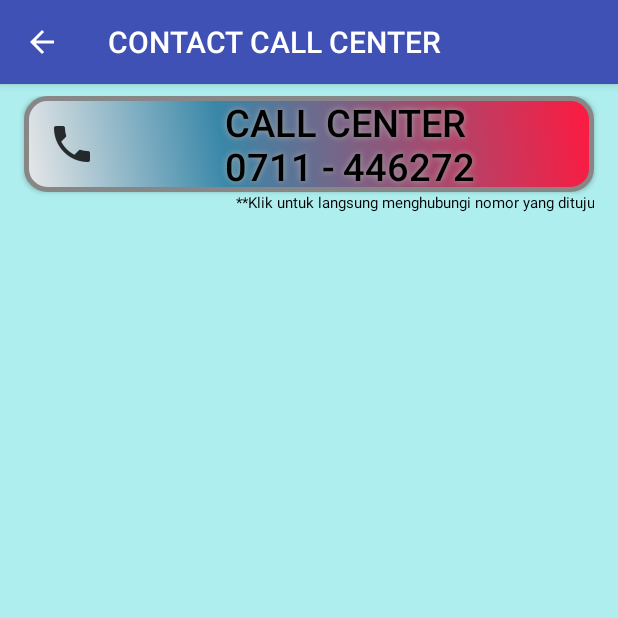
After one commit to TrioEdan/AppRSMMC, an Android app: the CallCustomer screen opened directly, with no data from a screen before it, on a phone screen of 412 x 824 dp, the top half of it. The commit adds this screen. Run offline under Robolectric (Android 15) with nearby library versions, the light colour scheme and no system bars.

Commit message:
commit saya

```diff
--- a/app/src/main/AndroidManifest.xml
+++ b/app/src/main/AndroidManifest.xml
@@ -2,6 +2,7 @@
 <manifest xmlns:android="http://schemas.android.com/apk/res/android"
     package="com.example.akbar.rumahsakitmusimedikacendikia">
 
+    <uses-permission android:name="android.permission.CALL_PHONE" />
     <application
         android:allowBackup="true"
         android:icon="@mipmap/ic_logommc"
@@ -32,12 +33,21 @@
             android:name="android.support.PARENT_ACTIVITY"
             android:value=".MainActivity" />
 
-        <activity android:name=".HistoryPendaftar"
+        <activity
+            android:name=".HistoryPendaftar"
             android:label="HISTORY PASIEN"
+            android:parentActivityName=".MainActivity" />
+        <meta-data
+            android:name="android.support.PARENT_ACTIVITY"
+            android:value=".MainActivity" />
+
+        <activity android:name=".CallCustomer"
+            android:label="CONTACT CALL CENTER"
             android:parentActivityName=".MainActivity"/>
         <meta-data
             android:name="android.support.PARENT_ACTIVITY"
             android:value=".MainActivity" />
+
     </application>
 
 </manifest>
--- /dev/null
+++ b/app/src/main/java/com/example/akbar/rumahsakitmusimedikacendikia/CallCustomer.java
@@ -0,0 +1,33 @@
+package com.example.akbar.rumahsakitmusimedikacendikia;
+
+
+import android.content.Intent;
+import android.net.Uri;
+import android.support.v7.app.AppCompatActivity;
+import android.os.Bundle;
+import android.view.View;
+import android.widget.Button;
+
+public class CallCustomer extends AppCompatActivity {
+
+    String phone = "(0711)-446272";
+    @Override
+    protected void onCreate(Bundle savedInstanceState) {
+        super.onCreate(savedInstanceState);
+        setContentView(R.layout.activity_call_customer);
+
+        Button btn = (Button) findViewById(R.id.btn_call);
+
+        btn.setOnClickListener(new View.OnClickListener() {
+            @Override
+            public void onClick(View view) {
+                Intent intent = new Intent(Intent.ACTION_DIAL);
+                intent.setData(Uri.parse("tel:" + phone));
+                startActivity(intent);
+            }
+        });
+
+    }
+
+
+}
--- a/app/src/main/java/com/example/akbar/rumahsakitmusimedikacendikia/MainActivity.java
+++ b/app/src/main/java/com/example/akbar/rumahsakitmusimedikacendikia/MainActivity.java
@@ -1,13 +1,11 @@
 package com.example.akbar.rumahsakitmusimedikacendikia;
 
-import android.annotation.SuppressLint;
+
 import android.content.Intent;
 import android.net.Uri;
 import android.os.Bundle;
 import android.support.design.widget.FloatingActionButton;
-import android.support.design.widget.Snackbar;
 import android.support.v7.widget.ShareActionProvider;
-import android.text.util.Linkify;
 import android.view.View;
 import android.support.design.widget.NavigationView;
 import android.support.v4.view.GravityCompat;
@@ -19,8 +17,6 @@ import android.view.Menu;
 import android.view.MenuItem;
 import android.view.animation.Animation;
 import android.view.animation.AnimationUtils;
-import android.widget.Button;
-import android.widget.LinearLayout;
 import android.widget.TextView;
 import android.widget.Toast;
 
@@ -36,7 +32,7 @@ public class MainActivity extends AppCompatActivity
     boolean isOpen = false;
     String phone = "(0711)-446272";
 
-    Intent goDaftar,goHistory;
+    Intent goDaftar,goHistory,goContact,goBantuan;
 
     private ShareActionProvider shareActionProvider;
 
@@ -162,6 +158,18 @@ public class MainActivity extends AppCompatActivity
        overridePendingTransition(R.anim.go_up, R.anim.go_down);
    }
 
+   public void GoContact(){
+        goContact = new Intent(getApplicationContext(),CallCustomer.class);
+        startActivity(goContact);
+        overridePendingTransition(R.anim.go_up, R.anim.go_down);
+   }
+
+    public void GoBantuan(){
+        goBantuan = new Intent(getApplicationContext(),Bantuan.class);
+        startActivity(goBantuan);
+        overridePendingTransition(R.anim.go_up, R.anim.go_down);
+    }
+
     @Override
     public boolean onCreateOptionsMenu(Menu menu) {
         // Inflate the menu; this adds items to the action bar if it is present.
@@ -205,12 +213,13 @@ public class MainActivity extends AppCompatActivity
         } else if (id == R.id.nav_berita) {
 
         } else if (id == R.id.nav_bantuan) {
-            Intent intent = new Intent(this, Bantuan.class);
-            startActivity(intent);
+            GoBantuan();
+            return true;
         } else if (id == R.id.nav_about) {
 
         } else if (id == R.id.nav_kontak) {
-
+            GoContact();
+            return true;
         } else if (id == R.id.nav_share) {
 
             switch (item.getItemId()) {
--- /dev/null
+++ b/app/src/main/res/drawable/buttonshape.xml
@@ -0,0 +1,31 @@
+<?xml version="1.0" encoding="utf-8"?>
+<shape xmlns:android="http://schemas.android.com/apk/res/android"
+    android:shape="rectangle">
+
+    <corners
+        android:radius="14dp"
+        />
+    <gradient
+        android:angle="45"
+        android:centerX="35%"
+        android:centerColor="#3987A8"
+        android:startColor="#E8E8E8"
+        android:endColor="#FF1940"
+        android:type="linear"
+        />
+    <padding
+        android:left="0dp"
+        android:top="0dp"
+        android:right="0dp"
+        android:bottom="0dp"
+        />
+    <size
+        android:width="270dp"
+        android:height="60dp"
+        />
+    <stroke
+        android:width="3dp"
+        android:color="#878787"
+        />
+
+</shape>
--- /dev/null
+++ b/app/src/main/res/layout/activity_call_customer.xml
@@ -0,0 +1,49 @@
+<?xml version="1.0" encoding="utf-8"?>
+<RelativeLayout
+    xmlns:android="http://schemas.android.com/apk/res/android"
+    xmlns:app="http://schemas.android.com/apk/res-auto"
+    xmlns:tools="http://schemas.android.com/tools"
+    android:layout_width="match_parent"
+    android:layout_height="match_parent"
+    android:background="#AFEEEE"
+    tools:context=".CallCustomer">
+
+    <LinearLayout
+        android:layout_width="match_parent"
+        android:layout_height="wrap_content"
+        android:orientation="vertical"
+        android:layout_marginTop="8dp"
+        android:layout_marginBottom="8dp">
+
+
+        <Button
+            android:id="@+id/btn_call"
+            android:text="Call Center\n 0711 - 446272"
+            android:textColor="#000000"
+            android:textSize="25sp"
+            android:layout_width="match_parent"
+            android:layout_marginLeft="16dp"
+            android:layout_marginRight="16dp"
+            android:layout_height="match_parent"
+            android:background="@drawable/buttonshape"
+            android:drawableLeft="@drawable/ic_action_callphone"
+            android:shadowColor="#A8A8A8"
+            android:shadowDx="0"
+            android:shadowDy="0"
+            android:shadowRadius="5"
+            android:paddingLeft="16dp"/>
+
+        <TextView
+            android:layout_width="match_parent"
+            android:layout_height="wrap_content"
+            android:text="**Klik untuk langsung menghubungi nomor yang dituju"
+            android:textSize="10sp"
+            android:textColor="#000000"
+            android:layout_marginRight="16dp"
+            android:textAlignment="textEnd"
+            android:gravity="end" />
+
+
+    </LinearLayout>
+
+</RelativeLayout>
```
Also changed, not shown: app/src/main/res/drawable-hdpi/ic_action_callphone.png (added), app/src/main/res/drawable-mdpi/ic_action_callphone.png (added), app/src/main/res/drawable-xhdpi/ic_action_callphone.png (added), app/src/main/res/drawable-xxhdpi/ic_action_callphone.png (added).
